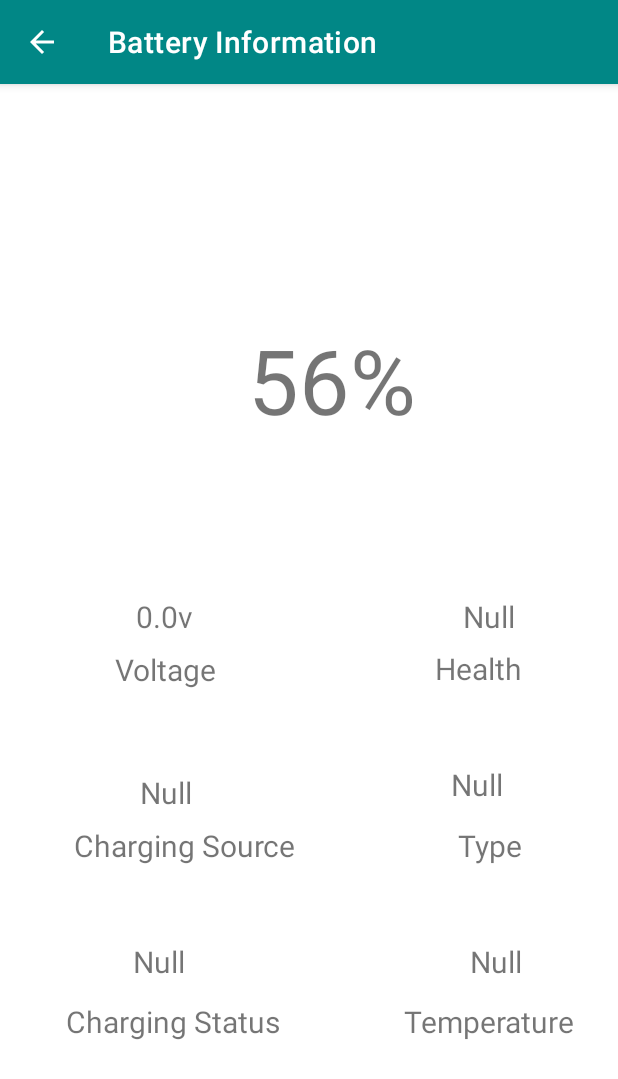
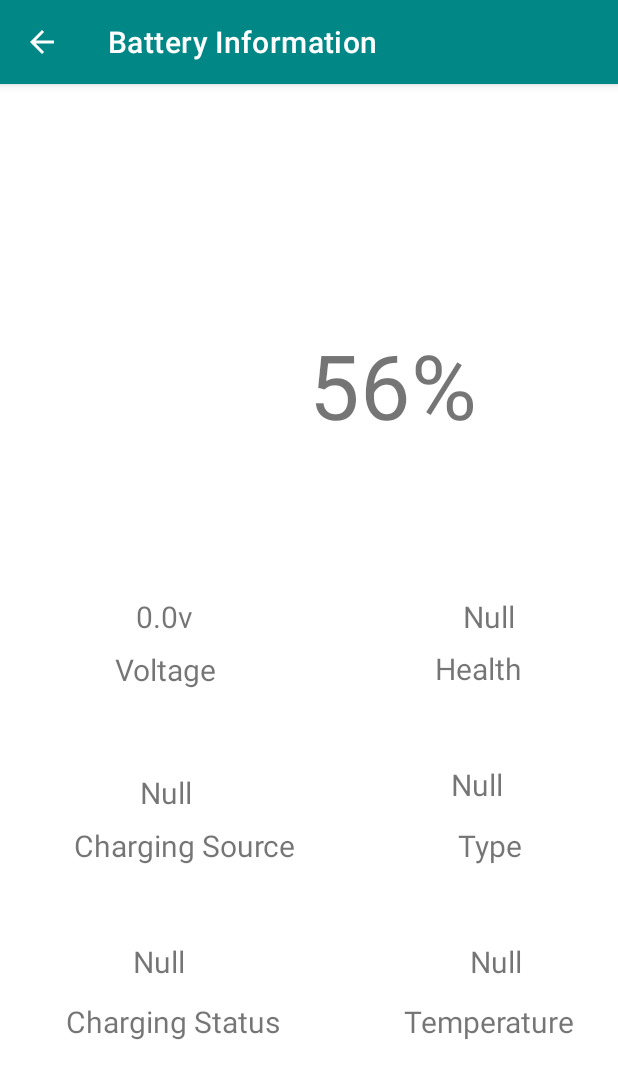
Before and after one commit to shaquib1/Diagnostic_App, an Android app: the BatteryActivity screen opened directly, with no data from a screen before it, on a phone screen of 412 x 824 dp. Shown: the top 1079 px of the screen. Run offline under Robolectric (Android 15) with nearby library versions, the light colour scheme and no system bars.

Commit message:
battery xml

```diff
--- a/app/src/main/res/layout/activity_battery.xml
+++ b/app/src/main/res/layout/activity_battery.xml
@@ -166,12 +166,12 @@
         android:id="@+id/textLevel"
         android:layout_width="176dp"
         android:layout_height="150dp"
-        android:text="   56%   "
+        android:text="    56%"
         android:textSize="60sp"
         app:layout_constraintBottom_toBottomOf="parent"
         app:layout_constraintEnd_toEndOf="parent"
-        app:layout_constraintHorizontal_bias="0.514"
+        app:layout_constraintHorizontal_bias="0.625"
         app:layout_constraintStart_toStartOf="parent"
         app:layout_constraintTop_toTopOf="parent"
-        app:layout_constraintVertical_bias="0.254" />
+        app:layout_constraintVertical_bias="0.259" />
 </androidx.constraintlayout.widget.ConstraintLayout>
```
